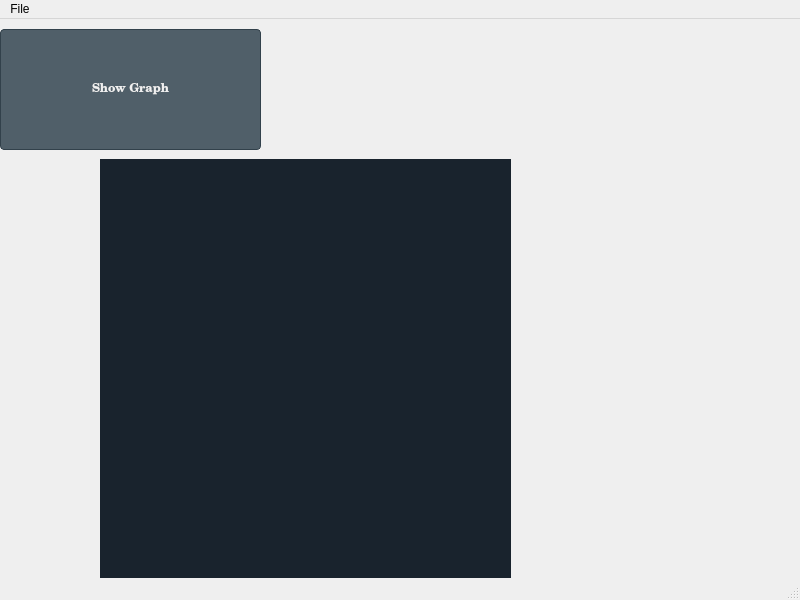
The window that qt_designer2.ui (GunesSayin1/SmartSaddleProject_6) describes before a commit, drawn with Qt 5.
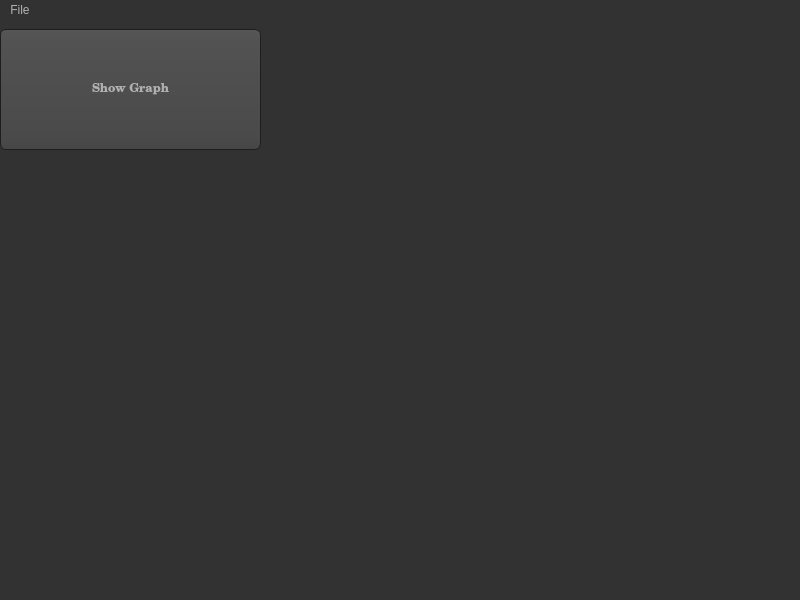
The same window after the commit. Icons and pictures are not drawn. Custom widgets are drawn as their Qt base class.

Diff of the .ui file:
```diff
--- a/qt_designer2.ui
+++ b/qt_designer2.ui
@@ -14,31 +14,526 @@
    <string>MainWindow</string>
   </property>
   <property name="styleSheet">
-   <string notr="true">QMainWindow::separator {
-  background-color: #32414B;
-  border: 0px solid #19232D;
-  spacing: 0px;
-  padding: 2px;
+   <string notr="true">
+QToolTip
+{
+     border: 1px solid black;
+     background-color: #ffa02f;
+     padding: 1px;
+     border-radius: 3px;
+     opacity: 100;
 }
 
-QMainWindow::separator:hover {
-  background-color: #505F69;
-  border: 0px solid #148CD2;
+QWidget
+{
+    color: #b1b1b1;
+    background-color: #323232;
 }
 
-QMainWindow::separator:horizontal {
-  width: 5px;
-  margin-top: 2px;
-  margin-bottom: 2px;
-  image: url(&quot;:/qss_icons/rc/toolbar_separator_vertical.png&quot;);
+QTreeView, QListView
+{
+    background-color: silver;
+    margin-left: 5px;
 }
 
-QMainWindow::separator:vertical {
-  height: 5px;
-  margin-left: 2px;
-  margin-right: 2px;
-  image: url(&quot;:/qss_icons/rc/toolbar_separator_horizontal.png&quot;);
+QWidget:item:hover
+{
+    background-color: QLinearGradient( x1: 0, y1: 0, x2: 0, y2: 1, stop: 0 #ffa02f, stop: 1 #ca0619);
+    color: #000000;
 }
+
+QWidget:item:selected
+{
+    background-color: QLinearGradient( x1: 0, y1: 0, x2: 0, y2: 1, stop: 0 #ffa02f, stop: 1 #d7801a);
+}
+
+QMenuBar::item
+{
+    background: transparent;
+}
+
+QMenuBar::item:selected
+{
+    background: transparent;
+    border: 1px solid #ffaa00;
+}
+
+QMenuBar::item:pressed
+{
+    background: #444;
+    border: 1px solid #000;
+    background-color: QLinearGradient(
+        x1:0, y1:0,
+        x2:0, y2:1,
+        stop:1 #212121,
+        stop:0.4 #343434/*,
+        stop:0.2 #343434,
+        stop:0.1 #ffaa00*/
+    );
+    margin-bottom:-1px;
+    padding-bottom:1px;
+}
+
+QMenu
+{
+    border: 1px solid #000;
+}
+
+QMenu::item
+{
+    padding: 2px 20px 2px 20px;
+}
+
+QMenu::item:selected
+{
+    color: #000000;
+}
+
+QWidget:disabled
+{
+    color: #808080;
+    background-color: #323232;
+}
+
+QAbstractItemView
+{
+    background-color: QLinearGradient( x1: 0, y1: 0, x2: 0, y2: 1, stop: 0 #4d4d4d, stop: 0.1 #646464, stop: 1 #5d5d5d);
+}
+
+QWidget:focus
+{
+    /*border: 1px solid darkgray;*/
+}
+
+QLineEdit
+{
+    background-color: QLinearGradient( x1: 0, y1: 0, x2: 0, y2: 1, stop: 0 #4d4d4d, stop: 0 #646464, stop: 1 #5d5d5d);
+    padding: 1px;
+    border-style: solid;
+    border: 1px solid #1e1e1e;
+    border-radius: 5;
+}
+
+QPushButton
+{
+    color: #b1b1b1;
+    background-color: QLinearGradient( x1: 0, y1: 0, x2: 0, y2: 1, stop: 0 #565656, stop: 0.1 #525252, stop: 0.5 #4e4e4e, stop: 0.9 #4a4a4a, stop: 1 #464646);
+    border-width: 1px;
+    border-color: #1e1e1e;
+    border-style: solid;
+    border-radius: 6;
+    padding: 3px;
+    font-size: 12px;
+    padding-left: 5px;
+    padding-right: 5px;
+    min-width: 40px;
+}
+
+QPushButton:pressed
+{
+    background-color: QLinearGradient( x1: 0, y1: 0, x2: 0, y2: 1, stop: 0 #2d2d2d, stop: 0.1 #2b2b2b, stop: 0.5 #292929, stop: 0.9 #282828, stop: 1 #252525);
+}
+
+QComboBox
+{
+    selection-background-color: #ffaa00;
+    background-color: QLinearGradient( x1: 0, y1: 0, x2: 0, y2: 1, stop: 0 #565656, stop: 0.1 #525252, stop: 0.5 #4e4e4e, stop: 0.9 #4a4a4a, stop: 1 #464646);
+    border-style: solid;
+    border: 1px solid #1e1e1e;
+    border-radius: 5;
+}
+
+QComboBox:hover,QPushButton:hover
+{
+    border: 2px solid QLinearGradient( x1: 0, y1: 0, x2: 0, y2: 1, stop: 0 #ffa02f, stop: 1 #d7801a);
+}
+
+
+QComboBox:on
+{
+    padding-top: 3px;
+    padding-left: 4px;
+    background-color: QLinearGradient( x1: 0, y1: 0, x2: 0, y2: 1, stop: 0 #2d2d2d, stop: 0.1 #2b2b2b, stop: 0.5 #292929, stop: 0.9 #282828, stop: 1 #252525);
+    selection-background-color: #ffaa00;
+}
+
+QComboBox QAbstractItemView
+{
+    border: 2px solid darkgray;
+    selection-background-color: QLinearGradient( x1: 0, y1: 0, x2: 0, y2: 1, stop: 0 #ffa02f, stop: 1 #d7801a);
+}
+
+QComboBox::drop-down
+{
+     subcontrol-origin: padding;
+     subcontrol-position: top right;
+     width: 15px;
+
+     border-left-width: 0px;
+     border-left-color: darkgray;
+     border-left-style: solid; /* just a single line */
+     border-top-right-radius: 3px; /* same radius as the QComboBox */
+     border-bottom-right-radius: 3px;
+ }
+
+QComboBox::down-arrow
+{
+     image: url(:/dark_orange/img/down_arrow.png);
+}
+
+QGroupBox
+{
+    border: 1px solid darkgray;
+    margin-top: 10px;
+}
+
+QGroupBox:focus
+{
+    border: 1px solid darkgray;
+}
+
+QTextEdit:focus
+{
+    border: 1px solid darkgray;
+}
+
+QScrollBar:horizontal {
+     border: 1px solid #222222;
+     background: QLinearGradient( x1: 0, y1: 0, x2: 0, y2: 1, stop: 0.0 #121212, stop: 0.2 #282828, stop: 1 #484848);
+     height: 7px;
+     margin: 0px 16px 0 16px;
+}
+
+QScrollBar::handle:horizontal
+{
+      background: QLinearGradient( x1: 0, y1: 0, x2: 1, y2: 0, stop: 0 #ffa02f, stop: 0.5 #d7801a, stop: 1 #ffa02f);
+      min-height: 20px;
+      border-radius: 2px;
+}
+
+QScrollBar::add-line:horizontal {
+      border: 1px solid #1b1b19;
+      border-radius: 2px;
+      background: QLinearGradient( x1: 0, y1: 0, x2: 1, y2: 0, stop: 0 #ffa02f, stop: 1 #d7801a);
+      width: 14px;
+      subcontrol-position: right;
+      subcontrol-origin: margin;
+}
+
+QScrollBar::sub-line:horizontal {
+      border: 1px solid #1b1b19;
+      border-radius: 2px;
+      background: QLinearGradient( x1: 0, y1: 0, x2: 1, y2: 0, stop: 0 #ffa02f, stop: 1 #d7801a);
+      width: 14px;
+     subcontrol-position: left;
+     subcontrol-origin: margin;
+}
+
+QScrollBar::right-arrow:horizontal, QScrollBar::left-arrow:horizontal
+{
+      border: 1px solid black;
+      width: 1px;
+      height: 1px;
+      background: white;
+}
+
+QScrollBar::add-page:horizontal, QScrollBar::sub-page:horizontal
+{
+      background: none;
+}
+
+QScrollBar:vertical
+{
+      background: QLinearGradient( x1: 0, y1: 0, x2: 1, y2: 0, stop: 0.0 #121212, stop: 0.2 #282828, stop: 1 #484848);
+      width: 7px;
+      margin: 16px 0 16px 0;
+      border: 1px solid #222222;
+}
+
+QScrollBar::handle:vertical
+{
+      background: QLinearGradient( x1: 0, y1: 0, x2: 0, y2: 1, stop: 0 #ffa02f, stop: 0.5 #d7801a, stop: 1 #ffa02f);
+      min-height: 20px;
+      border-radius: 2px;
+}
+
+QScrollBar::add-line:vertical
+{
+      border: 1px solid #1b1b19;
+      border-radius: 2px;
+      background: QLinearGradient( x1: 0, y1: 0, x2: 0, y2: 1, stop: 0 #ffa02f, stop: 1 #d7801a);
+      height: 14px;
+      subcontrol-position: bottom;
+      subcontrol-origin: margin;
+}
+
+QScrollBar::sub-line:vertical
+{
+      border: 1px solid #1b1b19;
+      border-radius: 2px;
+      background: QLinearGradient( x1: 0, y1: 0, x2: 0, y2: 1, stop: 0 #d7801a, stop: 1 #ffa02f);
+      height: 14px;
+      subcontrol-position: top;
+      subcontrol-origin: margin;
+}
+
+QScrollBar::up-arrow:vertical, QScrollBar::down-arrow:vertical
+{
+      border: 1px solid black;
+      width: 1px;
+      height: 1px;
+      background: white;
+}
+
+
+QScrollBar::add-page:vertical, QScrollBar::sub-page:vertical
+{
+      background: none;
+}
+
+QTextEdit
+{
+    background-color: #242424;
+}
+
+QPlainTextEdit
+{
+    background-color: #242424;
+}
+
+QHeaderView::section
+{
+    background-color: QLinearGradient(x1:0, y1:0, x2:0, y2:1, stop:0 #616161, stop: 0.5 #505050, stop: 0.6 #434343, stop:1 #656565);
+    color: white;
+    padding-left: 4px;
+    border: 1px solid #6c6c6c;
+}
+
+QCheckBox:disabled
+{
+color: #414141;
+}
+
+QDockWidget::title
+{
+    text-align: center;
+    spacing: 3px; /* spacing between items in the tool bar */
+    background-color: QLinearGradient(x1:0, y1:0, x2:0, y2:1, stop:0 #323232, stop: 0.5 #242424, stop:1 #323232);
+}
+
+QDockWidget::close-button, QDockWidget::float-button
+{
+    text-align: center;
+    spacing: 1px; /* spacing between items in the tool bar */
+    background-color: QLinearGradient(x1:0, y1:0, x2:0, y2:1, stop:0 #323232, stop: 0.5 #242424, stop:1 #323232);
+}
+
+QDockWidget::close-button:hover, QDockWidget::float-button:hover
+{
+    background: #242424;
+}
+
+QDockWidget::close-button:pressed, QDockWidget::float-button:pressed
+{
+    padding: 1px -1px -1px 1px;
+}
+
+QMainWindow::separator
+{
+    background-color: QLinearGradient(x1:0, y1:0, x2:0, y2:1, stop:0 #161616, stop: 0.5 #151515, stop: 0.6 #212121, stop:1 #343434);
+    color: white;
+    padding-left: 4px;
+    border: 1px solid #4c4c4c;
+    spacing: 3px; /* spacing between items in the tool bar */
+}
+
+QMainWindow::separator:hover
+{
+
+    background-color: QLinearGradient(x1:0, y1:0, x2:0, y2:1, stop:0 #d7801a, stop:0.5 #b56c17 stop:1 #ffa02f);
+    color: white;
+    padding-left: 4px;
+    border: 1px solid #6c6c6c;
+    spacing: 3px; /* spacing between items in the tool bar */
+}
+
+QToolBar::handle
+{
+     spacing: 3px; /* spacing between items in the tool bar */
+     background: url(:/dark_orange/img/handle.png);
+}
+
+QMenu::separator
+{
+    height: 2px;
+    background-color: QLinearGradient(x1:0, y1:0, x2:0, y2:1, stop:0 #161616, stop: 0.5 #151515, stop: 0.6 #212121, stop:1 #343434);
+    color: white;
+    padding-left: 4px;
+    margin-left: 10px;
+    margin-right: 5px;
+}
+
+QProgressBar
+{
+    border: 2px solid grey;
+    border-radius: 5px;
+    text-align: center;
+}
+
+QProgressBar::chunk
+{
+    background-color: #d7801a;
+    width: 2.15px;
+    margin: 0.5px;
+}
+
+QTabBar::tab {
+    color: #b1b1b1;
+    border: 1px solid #444;
+    border-bottom-style: none;
+    background-color: #323232;
+    padding-left: 10px;
+    padding-right: 10px;
+    padding-top: 3px;
+    padding-bottom: 2px;
+    margin-right: -1px;
+}
+
+QTabWidget::pane {
+    border: 1px solid #444;
+    top: 1px;
+}
+
+QTabBar::tab:last
+{
+    margin-right: 0; /* the last selected tab has nothing to overlap with on the right */
+    border-top-right-radius: 3px;
+}
+
+QTabBar::tab:first:!selected
+{
+ margin-left: 0px; /* the last selected tab has nothing to overlap with on the right */
+
+
+    border-top-left-radius: 3px;
+}
+
+QTabBar::tab:!selected
+{
+    color: #b1b1b1;
+    border-bottom-style: solid;
+    margin-top: 3px;
+    background-color: QLinearGradient(x1:0, y1:0, x2:0, y2:1, stop:1 #212121, stop:.4 #343434);
+}
+
+QTabBar::tab:selected
+{
+    border-top-left-radius: 3px;
+    border-top-right-radius: 3px;
+    margin-bottom: 0px;
+}
+
+QTabBar::tab:!selected:hover
+{
+    /*border-top: 2px solid #ffaa00;
+    padding-bottom: 3px;*/
+    border-top-left-radius: 3px;
+    border-top-right-radius: 3px;
+    background-color: QLinearGradient(x1:0, y1:0, x2:0, y2:1, stop:1 #212121, stop:0.4 #343434, stop:0.2 #343434, stop:0.1 #ffaa00);
+}
+
+QRadioButton::indicator:checked, QRadioButton::indicator:unchecked{
+    color: #b1b1b1;
+    background-color: #323232;
+    border: 1px solid #b1b1b1;
+    border-radius: 6px;
+}
+
+QRadioButton::indicator:checked
+{
+    background-color: qradialgradient(
+        cx: 0.5, cy: 0.5,
+        fx: 0.5, fy: 0.5,
+        radius: 1.0,
+        stop: 0.25 #ffaa00,
+        stop: 0.3 #323232
+    );
+}
+
+QCheckBox::indicator{
+    color: #b1b1b1;
+    background-color: #323232;
+    border: 1px solid #b1b1b1;
+    width: 9px;
+    height: 9px;
+}
+
+QRadioButton::indicator
+{
+    border-radius: 6px;
+}
+
+QRadioButton::indicator:hover, QCheckBox::indicator:hover
+{
+    border: 1px solid #ffaa00;
+}
+
+QCheckBox::indicator:checked
+{
+    image:url(:/dark_orange/img/checkbox.png);
+}
+
+QCheckBox::indicator:disabled, QRadioButton::indicator:disabled
+{
+    border: 1px solid #444;
+}
+
+
+QSlider::groove:horizontal {
+    border: 1px solid #3A3939;
+    height: 8px;
+    background: #201F1F;
+    margin: 2px 0;
+    border-radius: 2px;
+}
+
+QSlider::handle:horizontal {
+    background: QLinearGradient( x1: 0, y1: 0, x2: 0, y2: 1,
+      stop: 0.0 silver, stop: 0.2 #a8a8a8, stop: 1 #727272);
+    border: 1px solid #3A3939;
+    width: 14px;
+    height: 14px;
+    margin: -4px 0;
+    border-radius: 2px;
+}
+
+QSlider::groove:vertical {
+    border: 1px solid #3A3939;
+    width: 8px;
+    background: #201F1F;
+    margin: 0 0px;
+    border-radius: 2px;
+}
+
+QSlider::handle:vertical {
+    background: QLinearGradient( x1: 0, y1: 0, x2: 0, y2: 1, stop: 0.0 silver,
+      stop: 0.2 #a8a8a8, stop: 1 #727272);
+    border: 1px solid #3A3939;
+    width: 14px;
+    height: 14px;
+    margin: 0 -4px;
+    border-radius: 2px;
+}
+
+QAbstractSpinBox {
+    padding-top: 2px;
+    padding-bottom: 2px;
+    border: 1px solid darkgray;
+
+    border-radius: 2px;
+    min-width: 50px;
+}
+
 </string>
   </property>
   <widget class="QWidget" name="centralwidget">
@@ -54,6 +549,7 @@
     <property name="font">
      <font>
       <family>Century</family>
+      <pointsize>-1</pointsize>
       <weight>75</weight>
       <italic>false</italic>
       <bold>true</bold>
@@ -63,80 +559,9 @@
      <string>&lt;html&gt;&lt;head/&gt;&lt;body&gt;&lt;p&gt;&lt;br/&gt;&lt;/p&gt;&lt;/body&gt;&lt;/html&gt;</string>
     </property>
     <property name="styleSheet">
-     <string notr="true">QPushButton {
-  background-color: #505F69;
-  border: 1px solid #32414B;
-  color: #F0F0F0;
-  border-radius: 4px;
-  padding: 3px;
-  outline: none;
-  /* Issue #194 - Special case of QPushButton inside dialogs, for better UI */
-  min-width: 80px;
-}
+     <string notr="true">
 
-QPushButton:disabled {
-  background-color: #32414B;
-  border: 1px solid #32414B;
-  color: #787878;
-  border-radius: 4px;
-  padding: 3px;
-}
-
-QPushButton:checked {
-  background-color: #32414B;
-  border: 1px solid #32414B;
-  border-radius: 4px;
-  padding: 3px;
-  outline: none;
-}
-
-QPushButton:checked:disabled {
-  background-color: #19232D;
-  border: 1px solid #32414B;
-  color: #787878;
-  border-radius: 4px;
-  padding: 3px;
-  outline: none;
-}
-
-QPushButton:checked:selected {
-  background: #1464A0;
-  color: #32414B;
-}
-
-QPushButton::menu-indicator {
-  subcontrol-origin: padding;
-  subcontrol-position: bottom right;
-  bottom: 4px;
-}
-
-QPushButton:pressed {
-  background-color: #19232D;
-  border: 1px solid #19232D;
-}
-
-QPushButton:pressed:hover {
-  border: 1px solid #148CD2;
-}
-
-QPushButton:hover {
-  border: 1px solid #148CD2;
-  color: #F0F0F0;
-}
-
-QPushButton:selected {
-  background: #1464A0;
-  color: #32414B;
-}
-
-QPushButton:hover {
-  border: 1px solid #148CD2;
-  color: #F0F0F0;
-}
-
-QPushButton:focus {
-  border: 1px solid #1464A0;
-}</string>
+</string>
     </property>
     <property name="text">
      <string>Show Graph</string>
@@ -158,31 +583,7 @@
      </rect>
     </property>
     <property name="styleSheet">
-     <string notr="true">QWidget {
-  background-color: #19232D;
-  border: 0px solid #32414B;
-  padding: 0px;
-  color: #F0F0F0;
-  selection-background-color: #1464A0;
-  selection-color: #F0F0F0;
-}
-
-QWidget:disabled {
-  background-color: #19232D;
-  color: #787878;
-  selection-background-color: #14506E;
-  selection-color: #787878;
-}
-
-QWidget::item:selected {
-  background-color: #1464A0;
-}
-
-QWidget::item:hover {
-  background-color: #148CD2;
-  color: #32414B;
-}
-</string>
+     <string notr="true"/>
     </property>
    </widget>
   </widget>
```
